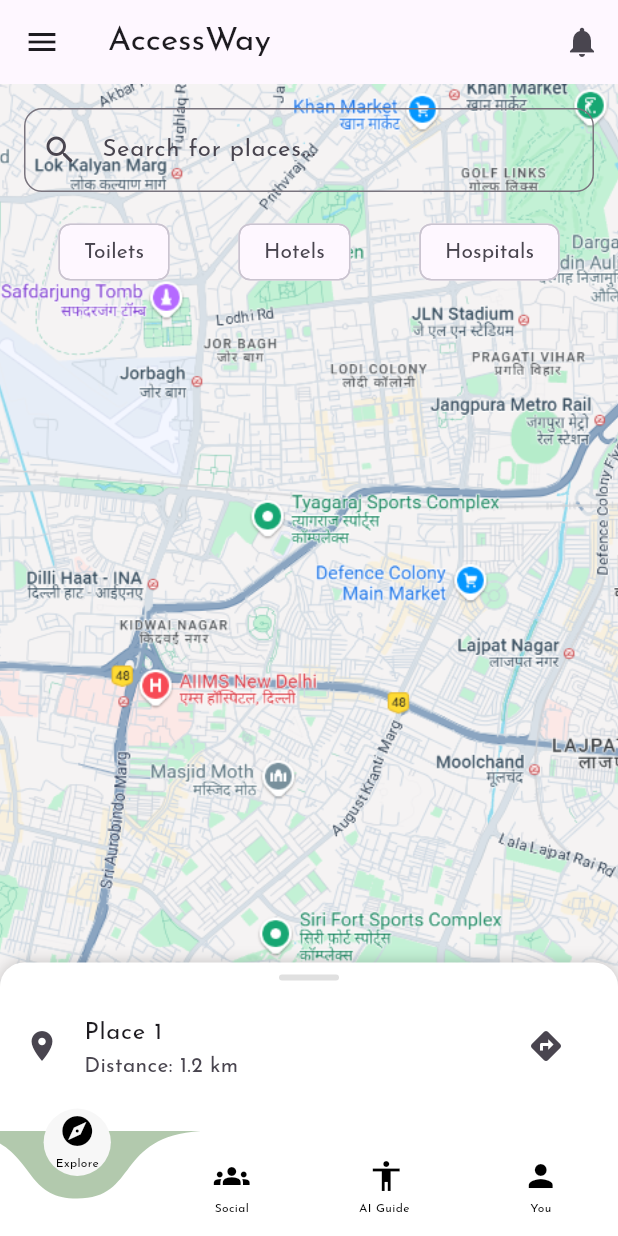
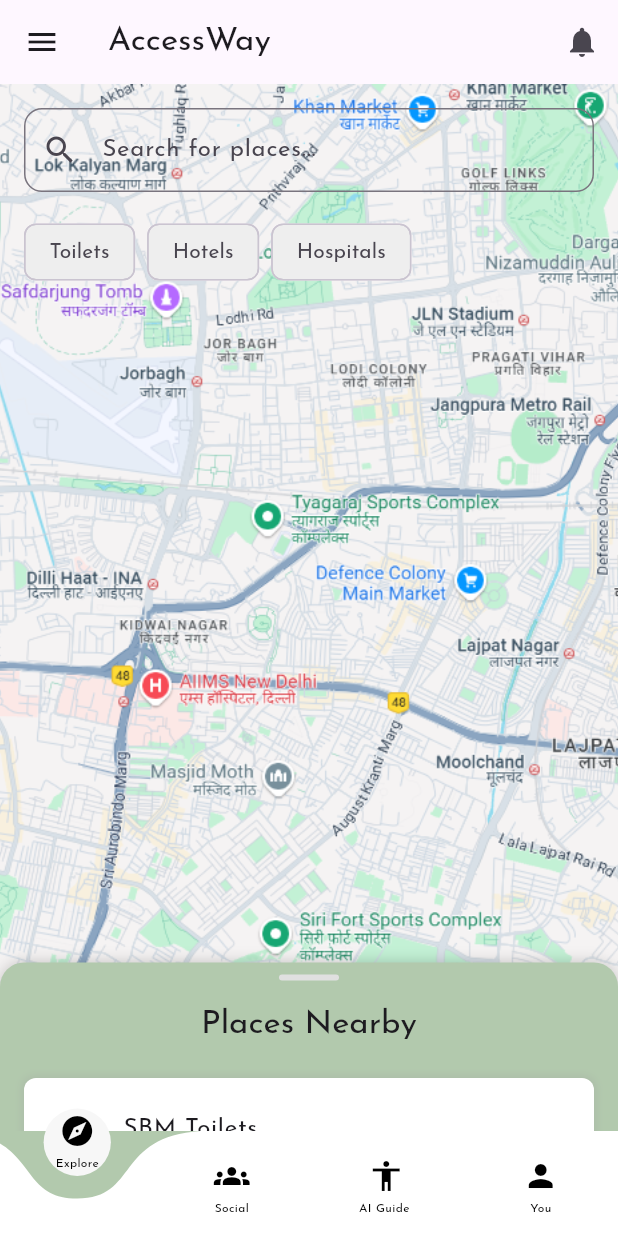
Before and after one commit to SagarTeotia1/acessway, a Flutter app: the HomeScreen screen opened directly, on a phone screen of 412 x 824 dp. Run offline on Flutter 3.47's test engine with Material 3 defaults, Android fonts, the phone set to English and light mode, and no system bars; drawn by our look-alikes of curved_navigation_bar; our stand-ins replace get; missing offline and left inert: model_viewer_plus.

```diff
--- a/lib/Screen/HomePage_Screen/HomePage_Screen.dart
+++ b/lib/Screen/HomePage_Screen/HomePage_Screen.dart
@@ -1,3 +1,4 @@
+import 'package:acessway/Const/const_colo.dart';
 import 'package:acessway/Screen/HomePage_Screen/SearchPage.dart';
 import 'package:flutter/material.dart';
 import 'package:get/get.dart';
@@ -67,28 +68,95 @@ class _HomepageScreenState extends State<HomepageScreen> {
       children: [
         const DrawerHeader(
           decoration: BoxDecoration(
-              color: Colors.blue,
+            color: homeBg, // Assuming homeBg is your theme color
           ),
-            child: Text('Menu'),
+          child: UserAccountsDrawerHeader(
+
+            accountName: Text('Sagar'),
+            accountEmail: Text('EX.@accessway.com'),
+            currentAccountPicture: CircleAvatar(
+              backgroundColor: Colors.white,
+              backgroundImage: AssetImage('assets/images/Sagar.jpg'), // Corrected this line
             ),
+          ),
+        ),
+        // Profile Navigation
         ListTile(
+          leading: const Icon(Icons.person),
           title: const Text('Profile'),
-            onTap: () {},
+          onTap: () {
+            // Navigate to Profile Page (e.g., using Navigator)
+            Navigator.pushNamed(context, '/profile');
+          },
         ),
+        // Settings Navigation
         ListTile(
+          leading: const Icon(Icons.settings),
           title: const Text('Settings'),
-            onTap: () {},
+          onTap: () {
+            // Navigate to Settings Page
+            Navigator.pushNamed(context, '/settings');
+          },
+        ),
+        // Accessibility Settings Navigation
+        ListTile(
+          leading: const Icon(Icons.accessibility),
+          title: const Text('Accessibility Settings'),
+          onTap: () {
+            // Navigate to Accessibility Settings
+            Navigator.pushNamed(context, '/accessibility-settings');
+          },
+        ),
+        // Notifications Settings Navigation
+        ListTile(
+          leading: const Icon(Icons.notifications),
+          title: const Text('Notifications'),
+          onTap: () {
+            // Navigate to Notifications Settings
+            Navigator.pushNamed(context, '/notifications');
+          },
+        ),
+        // Support Navigation
+        ListTile(
+          leading: const Icon(Icons.help),
+          title: const Text('Support'),
+          onTap: () {
+            // Navigate to Support Page
+            Navigator.pushNamed(context, '/support');
+          },
+        ),
+        Divider(), // Divider line between sections
+        // Feedback Navigation
+        ListTile(
+          leading: const Icon(Icons.feedback),
+          title: const Text('Feedback'),
+          onTap: () {
+            // Navigate to Feedback Page
+            Navigator.pushNamed(context, '/feedback');
+          },
+        ),
+        // Logout Button
+        ListTile(
+          leading: const Icon(Icons.exit_to_app),
+          title: const Text('Logout'),
+          onTap: () {
+            // Handle Logout (e.g., clear session and navigate back)
+            Navigator.pop(context); // Close the drawer
+            // Implement logout logic here
+          },
         ),
       ],
     ),
   );
 }
 
+
+
   Widget _buildBackgroundImage() {
     return AnimatedSwitcher(
       duration: const Duration(milliseconds: 500),
       child: Image.asset(
-        bgImages[selectedFilter]!,
+        bgImages[selectedFilter]! ,
         key: ValueKey(selectedFilter),
         fit: BoxFit.cover,
         height: double.infinity,
@@ -119,33 +187,69 @@ Widget _buildSearchBar() {
 Widget _buildFilterChips() {
   return Padding(
     padding: const EdgeInsets.symmetric(horizontal: 16.0),
+    child: SingleChildScrollView(
+      scrollDirection: Axis.horizontal, // Make the row horizontally scrollable
       child: Row(
-        mainAxisAlignment: MainAxisAlignment.spaceAround,
+        mainAxisAlignment: MainAxisAlignment.start,
         children: filters
             .where((filter) => filter != "None")
-            .map((filter) => FilterChip(
-                  label: Text(filter),
+            .map((filter) {
+          IconData icon;
+          Color chipColor;
+          if (filter == "Toilets") {
+            chipColor = homeBg;
+          } else if (filter == "Hotels") {
+            chipColor = homeBg;
+          } else {
+            chipColor = homeBg;
+          }
+          return Padding(
+            padding: const EdgeInsets.only(right: 8.0), // Space between chips
+            child: FilterChip(
+              label: Row(
+                children: [
+                  Text(filter),
+                ],
+              ),
               selected: selectedFilter == filter,
               onSelected: (bool selected) {
                 setState(() {
                   selectedFilter = selected ? filter : "None";
                 });
               },
-                ))
-            .toList(),
+              selectedColor: chipColor,
+              backgroundColor: Colors.grey[200],
+            ),
+          );
+        }).toList(),
+      ),
     ),
   );
 }
 
+
  Widget _buildDraggableSheet() {
+  final List<String> places = [
+    'SBM Toilets',
+    'BH Petrol Pump',
+    'SDK Hospitals',
+    'AZ Schools',
+    'Greater Kailsh',
+    'Vasant Kunj',
+    'Sydney Opera House',
+    'Machu Picchu',
+    'Grand Canyon',
+    'Pyramids of Giza',
+  ];
+
   return DraggableScrollableSheet(
     initialChildSize: 0.2,
-      minChildSize: 0.1,
-      maxChildSize: 0.5,
+    minChildSize: 0.2,
+    maxChildSize: 0.7,
     builder: (BuildContext context, ScrollController scrollController) {
       return Container(
         decoration: BoxDecoration(
-            color: Colors.white,
+          color: homeBg, // You can keep this for overall background if needed
           borderRadius: const BorderRadius.vertical(
             top: Radius.circular(16.0),
           ),
@@ -156,6 +260,8 @@ Widget _buildSearchBar() {
             ),
           ],
         ),
+        child: SingleChildScrollView(
+          controller: scrollController,
           child: Column(
             children: [
               Padding(
@@ -169,24 +275,64 @@ Widget _buildSearchBar() {
                   ),
                 ),
               ),
-              Expanded(
-                child: ListView.builder(
-                  controller: scrollController,
-                  itemCount: 10,
-                  itemBuilder: (BuildContext context, int index) {
-                    return ListTile(
-                      leading: const Icon(Icons.place),
-                      title: Text('Place ${index + 1}'),
-                      subtitle: const Text('Distance: 1.2 km'),
+              Padding(
+                padding: const EdgeInsets.symmetric(horizontal: 16.0, vertical: 8.0),
+                child: Column(
+                  crossAxisAlignment: CrossAxisAlignment.start,
+                  children: [
+                    Text(
+                      'Places Nearby',
+                      style: Theme.of(context).textTheme.titleLarge,
+                    ),
+                    SizedBox(height: 8),
+                  ],
+                ),
+              ),
+              // List of places with white background for each list item
+              ...places.map((place) {
+                return Container(
+                  margin: EdgeInsets.symmetric(vertical: 5, horizontal: 16), // Add margin for spacing
+                  padding: EdgeInsets.all(10), // Add padding inside the container
+                  decoration: BoxDecoration(
+                    color: Colors.white, // White background for each place item
+                    borderRadius: BorderRadius.circular(8.0), // Rounded corners for the container
+                    boxShadow: [
+                      BoxShadow(
+                        color: Colors.grey.withOpacity(0.3),
+                        blurRadius: 4.0,
+                        spreadRadius: 1.0,
+                      ),
+                    ],
+                  ),
+                  child: ListTile(
+                    leading: Icon(
+                      Icons.location_on,
+                      color: Colors.blue,
+                    ),
+                    title: Text(place),
+                    subtitle: SingleChildScrollView(
+                      scrollDirection: Axis.horizontal,
+                      child: Row(
+                        children: [
+                          Icon(Icons.accessible, size: 16, color: Colors.green),
+                          SizedBox(width: 5),
+                          Text('Accessibility Rating: 4'),
+                          SizedBox(width: 10),
+                          Text('Distance: 2.5 km'),
+                        ],
+                      ),
+                    ),
                     trailing: IconButton(
-                        icon: const Icon(Icons.directions),
-                        onPressed: () {},
-                      ),
-                    );
+                      icon: Icon(Icons.directions),
+                      onPressed: () {
+                        // Action for directions
                       },
                     ),
                   ),
+                );
+              }).toList(),
             ],
+          ),
         ),
       );
     },
--- a/lib/Screen/HomeScreen/HomeScreen.dart
+++ b/lib/Screen/HomeScreen/HomeScreen.dart
@@ -29,15 +29,14 @@ class _HomeScreenState extends State<HomeScreen> {
     {'icon': Icons.explore_rounded, 'label': 'Explore'},
     {'icon': Icons.groups, 'label': 'Social'},
     {'icon': Icons.accessibility, 'label': 'AI Guide '},
-
     {'icon': Icons.person, 'label': 'You'},
   ];
 
   @override
   Widget build(BuildContext context) {
     return Scaffold(
-      backgroundColor: homeBg, // Use your color constant for the background
-      body: _pages[_currentIndex], // Display the current page based on the selected index
+      backgroundColor: homeBg,
+      body: _pages[_currentIndex],
       bottomNavigationBar: CurvedNavigationBar(
         items: _navigationItems
             .map(
@@ -45,7 +44,7 @@ class _HomeScreenState extends State<HomeScreen> {
                 mainAxisAlignment: MainAxisAlignment.center,
                 children: [
                   Icon(item['icon'], color: Colors.black),
-                  const SizedBox(height: 4), // Spacing between icon and label
+                  const SizedBox(height: 4),
                   Text(
                     item['label'],
                     style: TextStyle(
@@ -57,7 +56,7 @@ class _HomeScreenState extends State<HomeScreen> {
               ),
             )
             .toList(),
-        backgroundColor: homeBg, // Make the background transparent
+        backgroundColor: homeBg,
         color: Colors.white, // Color of the navigation bar
         buttonBackgroundColor:
             const Color.fromARGB(255, 247, 247, 247), // Central icon button background
```
Also changed, not shown: lib/Screen/HomePage_Screen/SearchPage.dart (+23 -7 lines), lib/Widgets/HomePage/SearchList.dart (added, +251 -0 lines), assets/images/SearchHospital.jpg (added), assets/images/SearchHotel.jpg (added), assets/images/SearchSchool.jpg (added), assets/images/SuperMarket.jpg (added). Lines whose indentation alone changed are shown as unchanged.
